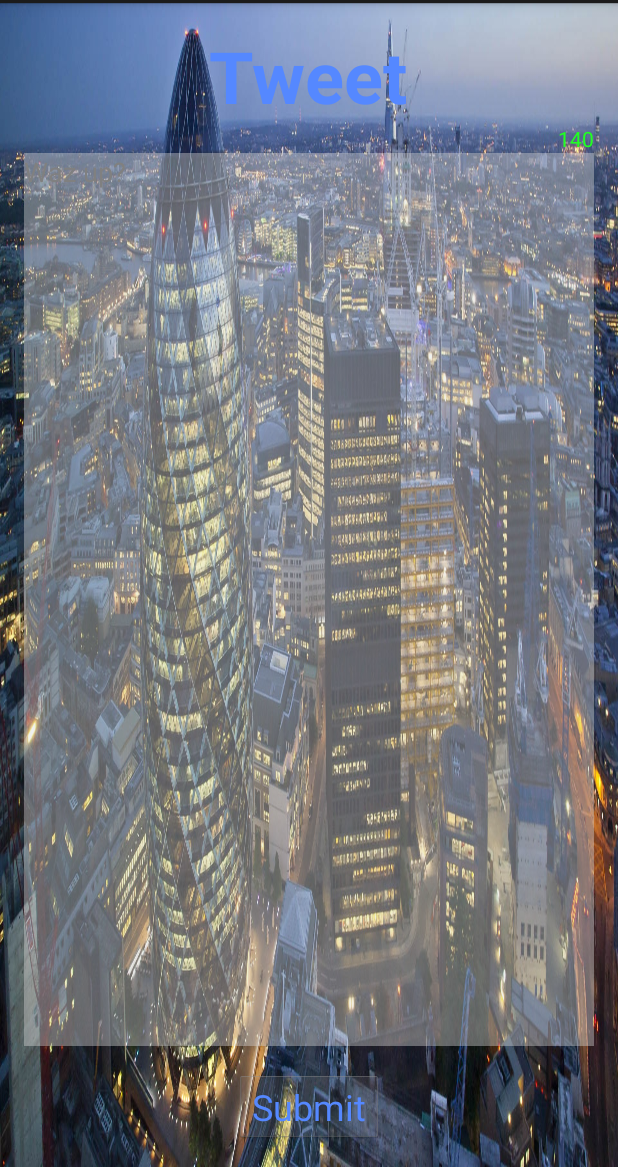
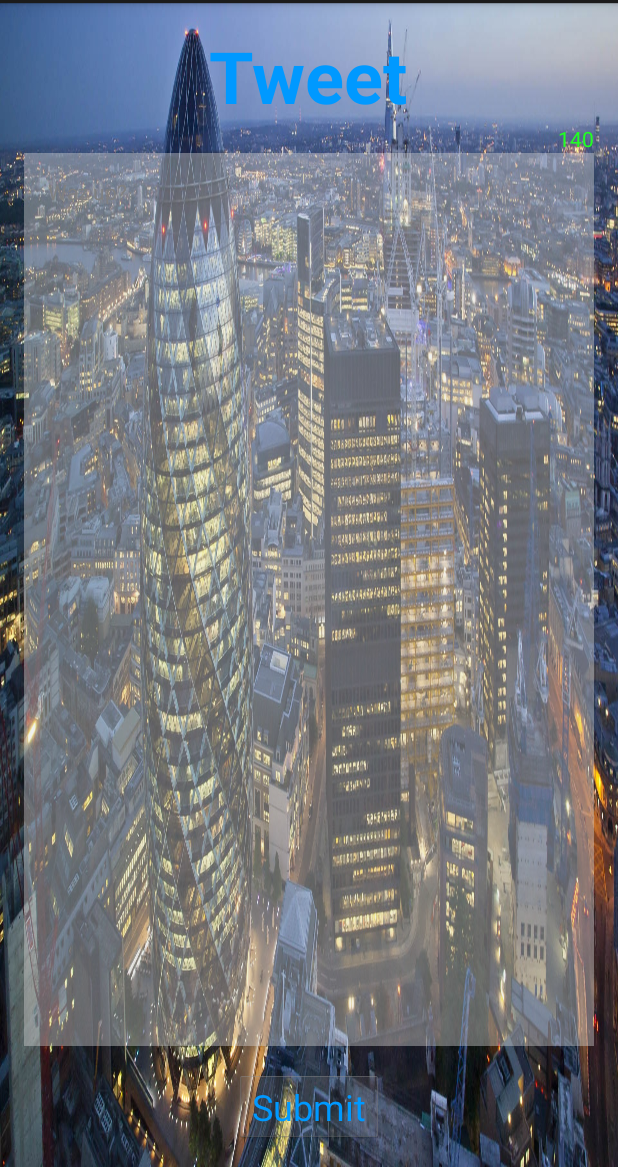
Before and after one commit to twitter-university/AndroidEssentials-03_31_2014_AM, an Android app: the screen it shows after launch (TweetActivity), on a phone screen of 412 x 824 dp, the part 69-1236 px from its top. Run offline under Robolectric (Android 15) with nearby library versions, the phone set to English and light mode, and no system bars.

Commit message:
Landscape mode layout Using styles

```diff
--- a/app/src/main/java/com/twitter/university/android/yamba/TweetActivity.java
+++ b/app/src/main/java/com/twitter/university/android/yamba/TweetActivity.java
@@ -2,14 +2,46 @@ package com.twitter.university.android.yamba;
 
 import android.app.Activity;
 import android.os.Bundle;
-import android.view.Menu;
-import android.view.MenuItem;
+import android.util.Log;
 
 
 public class TweetActivity extends Activity {
+    private static final String TAG = "TWEET";
+
     @Override
     protected void onCreate(Bundle savedInstanceState) {
+        Log.d(TAG, "onCreate: " + this);
         super.onCreate(savedInstanceState);
         setContentView(R.layout.activity_tweet);
     }
+
+    @Override
+    protected void onStart() {
+        Log.d(TAG, "onStart: " + this);
+        super.onStart();
+    }
+
+    @Override
+    protected void onResume() {
+        Log.d(TAG, "onResume: " + this);
+        super.onResume();
+    }
+
+    @Override
+    protected void onStop() {
+        super.onStop();
+        Log.d(TAG, "onStop: " + this);
+    }
+
+    @Override
+    protected void onDestroy() {
+        super.onDestroy();
+        Log.d(TAG, "onDestroy: " + this);
+    }
+
+    @Override
+    protected void onPause() {
+        super.onPause();
+        Log.d(TAG, "onPause: " + this);
+    }
 }
--- /dev/null
+++ b/app/src/main/res/layout-land/activity_tweet.xml
@@ -0,0 +1,56 @@
+<LinearLayout xmlns:android="http://schemas.android.com/apk/res/android"
+              xmlns:tools="http://schemas.android.com/tools"
+              android:layout_width="match_parent"
+              android:layout_height="match_parent"
+              android:paddingLeft="@dimen/activity_horizontal_margin"
+              android:paddingRight="@dimen/activity_horizontal_margin"
+              android:paddingTop="@dimen/activity_vertical_margin"
+              android:paddingBottom="@dimen/activity_vertical_margin"
+              android:orientation="horizontal"
+              android:background="@drawable/background"
+              tools:context="com.twitter.university.yamba.StatusActivity" >
+
+    <RelativeLayout
+            android:layout_width="0dp"
+            android:layout_height="wrap_content"
+            android:layout_marginRight="@dimen/activity_horizontal_margin"
+            android:layout_weight="2" >
+
+        <TextView
+                android:id="@+id/tweet_label"
+                style="@style/yambaText.label"
+                android:layout_width="wrap_content"
+                android:layout_height="wrap_content"
+                android:layout_alignParentTop="true"
+                android:layout_centerHorizontal="true"
+                android:text="@string/tweet_label" />
+
+        <TextView
+                android:id="@+id/tweet_count"
+                android:layout_width="wrap_content"
+                android:layout_height="wrap_content"
+                android:layout_alignParentRight="true"
+                android:layout_below="@id/tweet_label"
+                android:text="@string/tweet_count"
+                android:textColor="@color/ok" />
+
+        <Button
+                android:id="@+id/tweet_submit"
+                style="@style/yambaText.medium"
+                android:layout_width="wrap_content"
+                android:layout_height="wrap_content"
+                android:layout_alignParentBottom="true"
+                android:layout_centerHorizontal="true"
+                android:enabled="false"
+                android:text="@string/tweet_submit" />
+    </RelativeLayout>
+
+    <EditText
+            android:id="@+id/tweet_tweet"
+            style="@style/yambaText.editable"
+            android:layout_width="0dp"
+            android:layout_height="match_parent"
+            android:layout_weight="3"
+            android:hint="@string/tweet_hint" />
+
+</LinearLayout>
--- a/app/src/main/res/layout/activity_tweet.xml
+++ b/app/src/main/res/layout/activity_tweet.xml
@@ -1,5 +1,4 @@
-<LinearLayout
-        xmlns:android="http://schemas.android.com/apk/res/android"
+<LinearLayout xmlns:android="http://schemas.android.com/apk/res/android"
               xmlns:tools="http://schemas.android.com/tools"
               android:layout_width="match_parent"
               android:layout_height="match_parent"
@@ -7,47 +6,45 @@
               android:paddingRight="@dimen/activity_horizontal_margin"
               android:paddingTop="@dimen/activity_vertical_margin"
               android:paddingBottom="@dimen/activity_vertical_margin"
+              android:orientation="vertical"
               android:background="@drawable/background"
-        android:orientation="vertical"
-        tools:context="com.twitter.university.yamba.StatusFragment">
+              tools:context="com.twitter.university.yamba.StatusActivity" >
 
     <TextView
             android:id="@+id/tweet_label"
-            android:text="@string/tweet_label"
+            style="@style/yambaText.label"
             android:layout_width="wrap_content"
             android:layout_height="wrap_content"
-            android:layout_gravity="center"
-            android:textColor="@color/accent"
-            android:textSize="48sp"
-            android:textStyle="bold"/>
+            android:layout_gravity="center_horizontal"
+            android:text="@string/tweet_label" />
 
     <TextView
             android:id="@+id/tweet_count"
-            android:text="@string/tweet_count"
             android:layout_width="wrap_content"
             android:layout_height="wrap_content"
-            android:textColor="@color/ok"
-            android:layout_gravity="right"/>
+            android:layout_gravity="right"
+            android:text="@string/tweet_count"
+            android:textColor="@color/ok" />
 
     <EditText
-            android:id="@+id/tweet_status"
+            android:id="@+id/tweet_tweet"
+            style="@style/yambaText.editable"
             android:layout_width="match_parent"
             android:layout_height="0dp"
             android:layout_weight="1"
-            android:gravity="top|left"
-            android:hint="@string/tweet_hint"
-            android:background="@color/mist"
-            android:textColor="@color/white"/>
+            android:hint="@string/tweet_hint" >
+
+        <requestFocus />
+    </EditText>
 
     <Button
             android:id="@+id/tweet_submit"
-            android:text="@string/tweet_submit"
+            style="@style/yambaText.medium"
             android:layout_width="wrap_content"
             android:layout_height="wrap_content"
-            android:layout_gravity="center"
+            android:layout_gravity="center_horizontal"
             android:layout_marginTop="@dimen/activity_vertical_margin"
-            android:textColor="@color/accent"
-            android:textSize="24sp"
-            android:enabled="false"/>
+            android:enabled="false"
+            android:text="@string/tweet_submit" />
 
 </LinearLayout>
--- a/app/src/main/res/values/colors.xml
+++ b/app/src/main/res/values/colors.xml
@@ -2,7 +2,7 @@
 <resources>
 
     <color name="ok">#22ff22</color>
-    <color name="accent">#5588ff</color>
+    <color name="label">#0099ff</color>
     <color name="mist">#66dddddd</color>
     <color name="white">#ffffff</color>
 
--- a/app/src/main/res/values/strings.xml
+++ b/app/src/main/res/values/strings.xml
@@ -6,6 +6,5 @@
     <string name="tweet_count">140</string>
     <string name="tweet_hint">Waz up?</string>
     <string name="tweet_submit">Submit</string>
-    <string name="action_settings">Settings</string>
 
 </resources>
--- a/app/src/main/res/values/styles.xml
+++ b/app/src/main/res/values/styles.xml
@@ -1,8 +1,31 @@
 <resources>
 
     <!-- Base application theme. -->
-    <style name="AppTheme" parent="android:Theme.Holo.Light.DarkActionBar">
-        <!-- Customize your theme here. -->
+    <style name="AppTheme" parent="android:Theme.Holo.Light.DarkActionBar"/>
+
+    <style name="yambaText" parent="android:Widget.Holo.Light.TextView">
+        <item name="android:textColor">@color/label</item>
+    </style>
+
+    <style name="yambaText.bold">
+        <item name="android:textStyle">bold</item>
+    </style>
+
+    <style name="yambaText.medium">
+        <item name="android:textSize">24sp</item>
+    </style>
+
+    <style name="yambaText.label">
+        <item name="android:textSize">48sp</item>
+        <item name="android:textStyle">bold</item>
+    </style>
+
+    <style name="yambaText.editable">
+        <item name="android:padding">@dimen/activity_horizontal_margin</item>
+        <item name="android:gravity">top|left</item>
+        <item name="android:inputType">textMultiLine</item>
+        <item name="android:background">@color/mist</item>
+        <item name="android:textColor">@color/white</item>
     </style>
 
 </resources>
```
Lines whose indentation alone changed are shown as unchanged.
